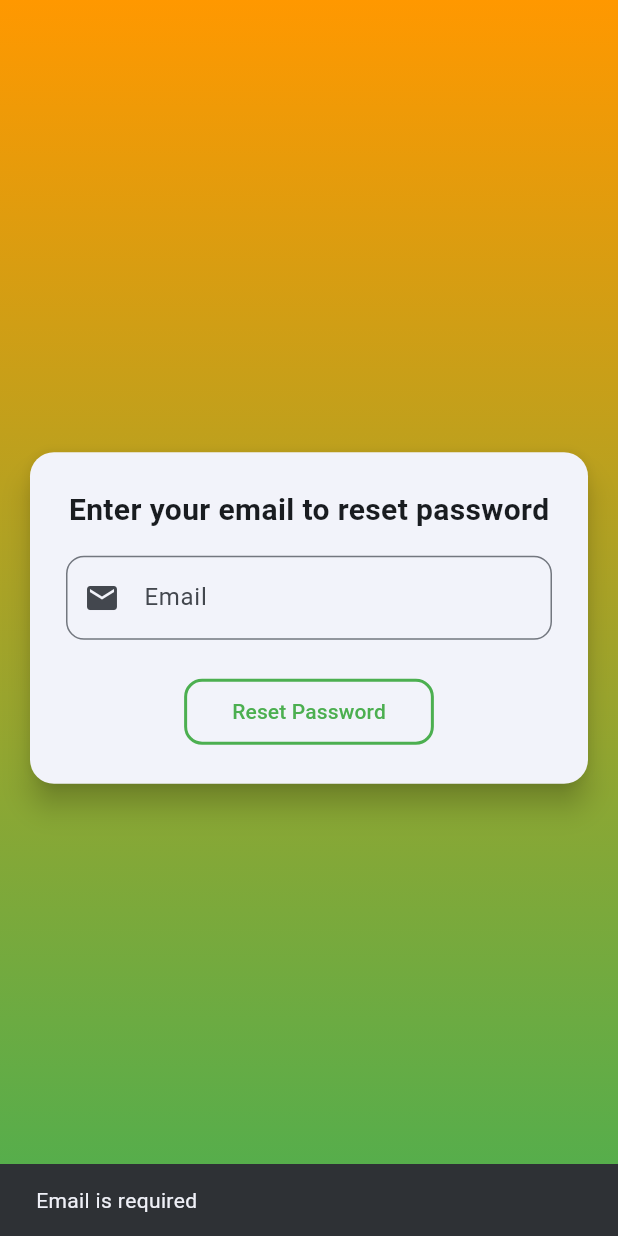
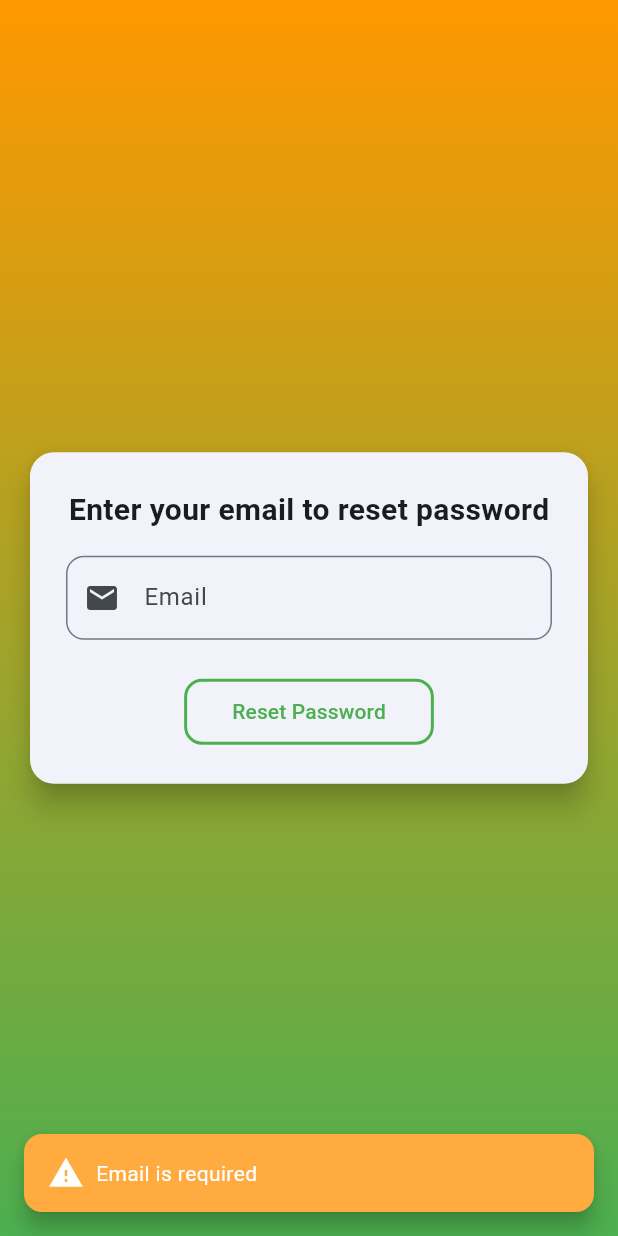
Before and after one commit to jakub-prokopiuk/Bachelor-s-thesis, a Flutter app: the ForgotPassword screen opened directly, after a tap on "Reset Password", on a phone screen of 412 x 824 dp. Run offline on Flutter 3.47's test engine with Material 3 defaults, Android fonts, the phone set to English and light mode, and no system bars; our stand-ins replace flutter_dotenv, flutter_map, flutter_svg, geolocator, latlong2, shared_preferences; accounts and stored records are empty.

Commit message:
changed snackbars to look more consistent with an app

```diff
--- /dev/null
+++ b/frontend/lib/cool_snackbar.dart
@@ -0,0 +1,33 @@
+import 'package:flutter/material.dart';
+
+class CoolSnackbar {
+  static void show(
+    BuildContext context, {
+    required String message,
+    required Color backgroundColor,
+    required IconData icon,
+  }) {
+    ScaffoldMessenger.of(context).showSnackBar(
+      SnackBar(
+        content: Row(
+          children: [
+            Icon(icon, color: Colors.white),
+            const SizedBox(width: 8),
+            Expanded(
+              child: Text(
+                message,
+                style: const TextStyle(color: Colors.white),
+              ),
+            ),
+          ],
+        ),
+        backgroundColor: backgroundColor,
+        behavior: SnackBarBehavior.floating,
+        shape: RoundedRectangleBorder(
+          borderRadius: BorderRadius.circular(12),
+        ),
+        margin: const EdgeInsets.all(16),
+      ),
+    );
+  }
+}
--- a/frontend/lib/forgot_password.dart
+++ b/frontend/lib/forgot_password.dart
@@ -2,6 +2,7 @@ import 'package:flutter/material.dart';
 import 'package:http/http.dart' as http;
 import 'dart:convert';
 import 'package:flutter_dotenv/flutter_dotenv.dart';
+import 'package:watt_way/cool_snackbar.dart';
 
 void main() async {
   await dotenv.load();
@@ -36,9 +37,10 @@ class _ForgotPasswordState extends State<ForgotPassword> {
     String email = _emailController.text;
 
     if (email.isEmpty) {
-      ScaffoldMessenger.of(context).showSnackBar(
-        const SnackBar(content: Text('Email is required')),
-      );
+      CoolSnackbar.show(context,
+          message: 'Email is required',
+          backgroundColor: Colors.orangeAccent,
+          icon: Icons.warning);
       return;
     }
 
@@ -53,13 +55,15 @@ class _ForgotPasswordState extends State<ForgotPassword> {
     );
 
     if (response.statusCode == 200) {
-      ScaffoldMessenger.of(context).showSnackBar(
-        const SnackBar(content: Text('Password reset email sent!')),
-      );
+      CoolSnackbar.show(context,
+          message: 'Password reset email sent',
+          backgroundColor: Colors.green,
+          icon: Icons.check);
     } else {
-      ScaffoldMessenger.of(context).showSnackBar(
-        SnackBar(content: Text('Error: ${response.body}')),
-      );
+      CoolSnackbar.show(context,
+          message: 'Error: ${response.body}',
+          backgroundColor: Colors.redAccent,
+          icon: Icons.error);
     }
 
     setState(() {
```
Also changed, not shown: frontend/lib/account_widget.dart (+33 -26 lines), frontend/lib/favorite_button.dart (+25 -21 lines), frontend/lib/list_view.dart (+5 -3 lines), frontend/lib/login_page.dart (+17 -12 lines), frontend/lib/map_page.dart (+5 -3 lines).
